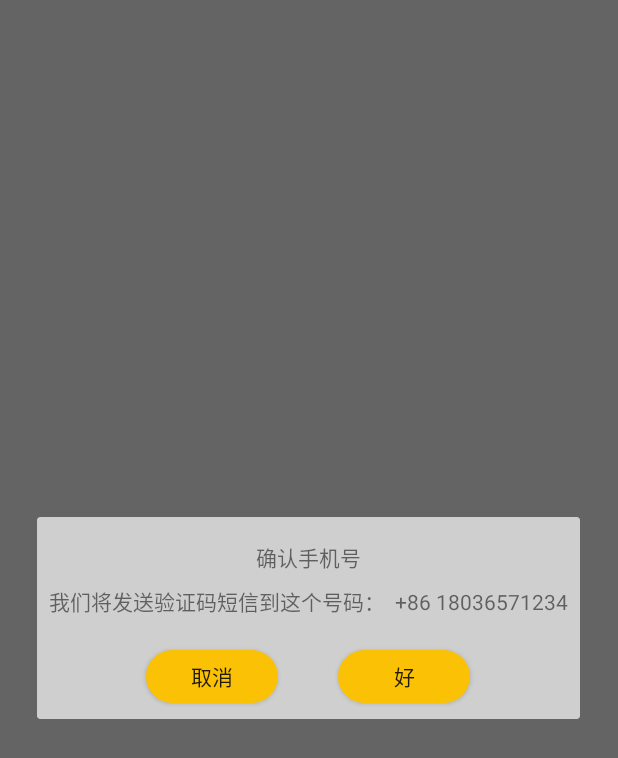
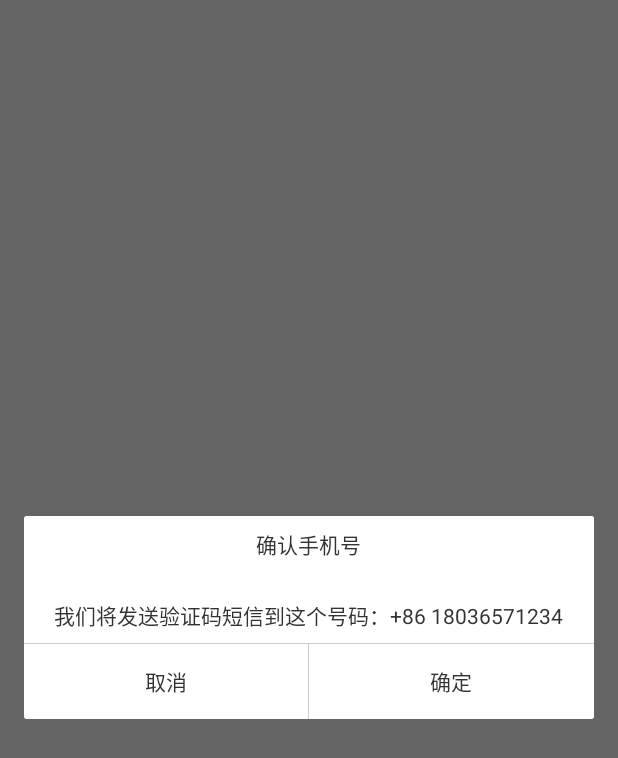
Before and after one commit to StoneInCHN/yxkj-operation-android, an Android app: the fragment CommonYesOrNoDialog shown on its own in the app's theme, on a phone screen of 412 x 824 dp. Shown: the top 758 px of the screen. Run offline under Robolectric (Android 15) with nearby library versions, the phone set to English and light mode, and no system bars; 4 statements that could not run were skipped.

Commit message:
修改2个按钮dialog的UI

```diff
--- a/app/src/main/java/com/yxkj/deliveryman/view/dialog/CommonYesOrNoDialog.java
+++ b/app/src/main/java/com/yxkj/deliveryman/view/dialog/CommonYesOrNoDialog.java
@@ -37,7 +37,7 @@ public class CommonYesOrNoDialog extends DialogFragment {
     @Override
     public View onCreateView(LayoutInflater inflater, @Nullable ViewGroup container, @Nullable Bundle savedInstanceState) {
         getDialog().requestWindowFeature(Window.FEATURE_NO_TITLE);
-        View view = inflater.inflate(R.layout.view_commen_dialog, container);
+        View view = inflater.inflate(R.layout.dialog_common_yesorno, container);
         tv_title = view.findViewById(R.id.tv_title);
         tv_content = view.findViewById(R.id.tv_content);
         btn_cancle = view.findViewById(R.id.btn_cancle);
--- /dev/null
+++ b/app/src/main/res/layout/dialog_common_yesorno.xml
@@ -0,0 +1,68 @@
+<?xml version="1.0" encoding="utf-8"?>
+<LinearLayout xmlns:android="http://schemas.android.com/apk/res/android"
+              android:layout_width="wrap_content"
+              android:layout_height="wrap_content"
+              android:background="@color/white"
+              android:gravity="center"
+              android:orientation="vertical">
+
+    <LinearLayout
+        android:layout_width="match_parent"
+        android:layout_height="wrap_content"
+        android:gravity="center_horizontal"
+        android:orientation="vertical"
+        android:paddingBottom="@dimen/dp_22"
+        android:paddingLeft="@dimen/dp_22"
+        android:paddingRight="@dimen/dp_22"
+        android:paddingTop="@dimen/dp_14">
+
+        <TextView
+            android:id="@+id/tv_title"
+            android:layout_width="wrap_content"
+            android:layout_height="wrap_content"
+            android:text="确认手机号"
+            android:textColor="@color/black_text"/>
+
+        <TextView
+            android:id="@+id/tv_content"
+            android:layout_width="wrap_content"
+            android:layout_height="wrap_content"
+            android:layout_marginTop="@dimen/dp_26"
+            android:gravity="center"
+            android:text="我们将发送验证码短信到这个号码：+86 18036571234"
+            android:textColor="@color/black_text"/>
+
+    </LinearLayout>
+
+    <View
+        style="@style/line_horizontal_1px"/>
+
+    <LinearLayout
+        android:layout_width="match_parent"
+        android:layout_height="50dp"
+        android:gravity="center">
+
+        <TextView
+            android:id="@+id/btn_cancle"
+            android:layout_width="0dp"
+            android:layout_height="match_parent"
+            android:layout_weight="1"
+            android:gravity="center"
+            android:text="取消"
+            android:textColor="@color/black_text"/>
+
+        <View
+            style="@style/line_vertical_1px"/>
+
+        <TextView
+            android:id="@+id/btn_sure"
+            android:layout_width="0dp"
+            android:layout_height="match_parent"
+            android:layout_weight="1"
+            android:gravity="center"
+            android:text="确定"
+            android:textColor="@color/black_text"/>
+
+    </LinearLayout>
+
+</LinearLayout>
--- a/app/src/main/res/layout/view_commen_dialog.xml
+++ /dev/null
@@ -1,47 +0,0 @@
-<?xml version="1.0" encoding="utf-8"?>
-<LinearLayout xmlns:android="http://schemas.android.com/apk/res/android"
-    android:layout_width="wrap_content"
-    android:layout_height="wrap_content"
-    android:background="#30000000"
-    android:gravity="center"
-    android:orientation="vertical"
-    android:padding="@dimen/dp_10">
-
-    <TextView
-        android:id="@+id/tv_title"
-        android:layout_width="wrap_content"
-        android:layout_height="wrap_content"
-        android:paddingTop="@dimen/dp_10"
-        android:text="确认手机号" />
-
-    <TextView
-        android:id="@+id/tv_content"
-        android:layout_width="wrap_content"
-        android:layout_height="wrap_content"
-        android:layout_marginTop="@dimen/dp_10"
-        android:gravity="center"
-        android:text="我们将发送验证码短信到这个号码：
- +86 18036571234" />
-
-    <LinearLayout
-        android:layout_width="match_parent"
-        android:layout_height="40dp"
-        android:layout_marginTop="20dp"
-        android:gravity="center">
-
-        <Button
-            android:id="@+id/btn_cancle"
-            android:layout_width="wrap_content"
-            android:layout_height="35dp"
-            android:background="@drawable/btn_login_bg"
-            android:text="取消" />
-
-        <Button
-            android:id="@+id/btn_sure"
-            android:layout_width="wrap_content"
-            android:layout_height="35dp"
-            android:layout_marginLeft="40dp"
-            android:background="@drawable/btn_login_bg"
-            android:text="好" />
-    </LinearLayout>
-</LinearLayout>
--- a/app/src/main/res/values/dimens.xml
+++ b/app/src/main/res/values/dimens.xml
@@ -14,4 +14,5 @@
     <dimen name="layout_title_18sp">18sp</dimen>
     <dimen name="avatar_71dp">71dp</dimen>
     <dimen name="normal_item_52dp">52dp</dimen>
+    <dimen name="dp_26">26dp</dimen>
 </resources>
--- a/app/src/main/res/values/styles.xml
+++ b/app/src/main/res/values/styles.xml
@@ -15,9 +15,16 @@
         <item name="android:layout_height">@dimen/divider_1dp</item>
         <item name="android:background">@color/gray_divider</item>
     </style>
+
     <style name="line_horizontal_1px">
         <item name="android:layout_width">match_parent</item>
         <item name="android:layout_height">@dimen/divider_1px</item>
+        <item name="android:background">@color/gray_divider</item>
+    </style>
+
+    <style name="line_vertical_1px">
+        <item name="android:layout_width">@dimen/divider_1px</item>
+        <item name="android:layout_height">match_parent</item>
         <item name="android:background">@color/gray_divider</item>
     </style>
 
```
